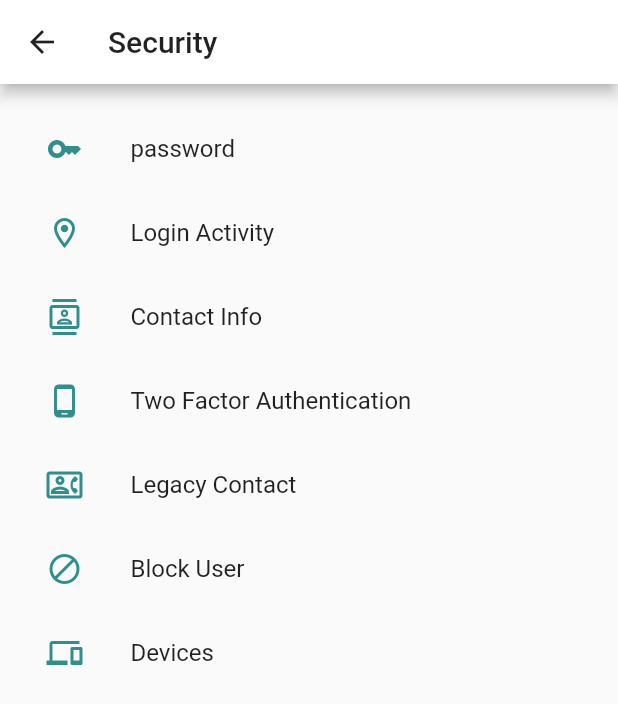
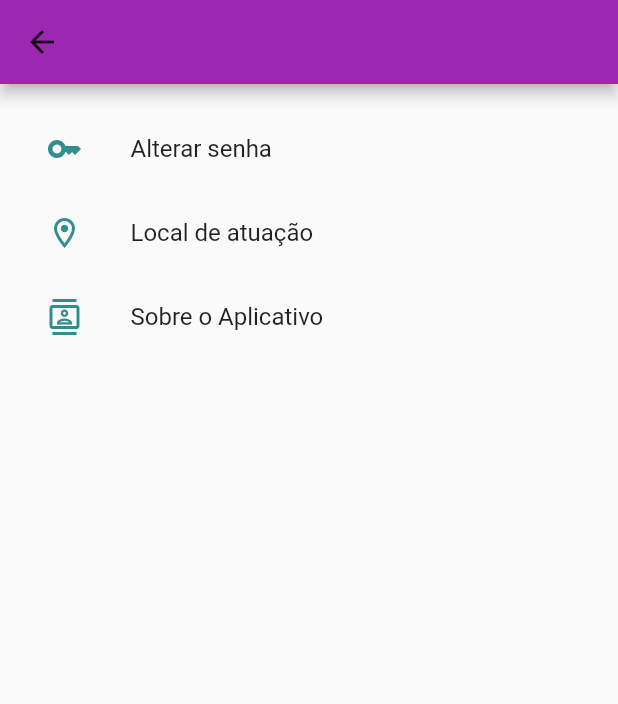
Before and after one commit to babylyTCC/babyly, a Flutter app: the Security screen opened directly, on a phone screen of 412 x 824 dp. Shown: the top 704 px of the screen. Run offline on Flutter 3.47's test engine with Material 2 defaults, Android fonts, the phone set to English and light mode, and no system bars; our stand-ins replace animated_splash_screen, cloud_firestore, firebase_auth, firebase_core, flutter_profile_picture, fluttertoast and 4 more; missing offline and left inert: mdi; accounts and stored records are empty.

Commit message:
paleta de cores babysitter's side corrigida

```diff
--- a/lib/screens/babysitterScreens/chat_selection_babysitter.dart
+++ b/lib/screens/babysitterScreens/chat_selection_babysitter.dart
@@ -29,6 +29,7 @@ class ChatSelectionBBScreen extends StatelessWidget {
     return Scaffold(
       appBar: AppBar(
         title: Text(''),
+        backgroundColor: Colors.purple,
       ),
       body: ListView.builder(
         itemCount: chats.length,
@@ -77,6 +78,7 @@ class _ChatScreenState extends State<ChatScreen> {
     return Scaffold(
       appBar: AppBar(
         title: Text(widget.chat.name),
+        backgroundColor: Colors.purple,
       ),
       body: Column(
         children: <Widget>[
--- a/lib/screens/babysitterScreens/home_babysitter.dart
+++ b/lib/screens/babysitterScreens/home_babysitter.dart
@@ -15,6 +15,7 @@ class BabysitterApp extends StatelessWidget {
   Widget build(BuildContext context) {
     return MaterialApp(
       title: '',
+      color: Colors.purple,
       theme: ThemeData(
         primarySwatch: Colors.purple,
       ),
@@ -57,6 +58,7 @@ class ChildListScreen extends StatelessWidget {
     return Scaffold(
       appBar: AppBar(
         title: Text(''),
+        backgroundColor: Colors.purple,
       ),
       drawer: NavigationDrawer(),
       body: ListView.builder(
--- a/lib/screens/settings_screen.dart
+++ b/lib/screens/settings_screen.dart
@@ -13,12 +13,12 @@ class _SecurityState extends State<Security> {
   Widget build(BuildContext context) {
     return Scaffold(
       appBar: AppBar(
-        backgroundColor: Colors.white,
+        backgroundColor: Colors.purple,
         iconTheme: const IconThemeData(
           color: Colors.black87, //change your color here
         ),
         title: const Text(
-          "Security",
+          "",
           style: TextStyle(color: Colors.black87),
         ),
       ),
@@ -27,25 +27,26 @@ class _SecurityState extends State<Security> {
         padding: const EdgeInsets.all(15.0),
         child: ListView(
           children: [
-            MenuItems(icon: Icons.key_outlined, text: "password", ontap: () {}),
+            MenuItems(
+                icon: Icons.key_outlined, text: "Alterar senha", ontap: () {}),
             MenuItems(
                 icon: Icons.location_on_outlined,
-                text: "Login Activity",
+                text: "Local de atuação",
                 ontap: () {}),
             MenuItems(
                 icon: Icons.contacts_outlined,
-                text: "Contact Info",
+                text: "Sobre o Aplicativo",
                 ontap: () {}),
-            MenuItems(
-                icon: Icons.phone_android_outlined,
-                text: "Two Factor Authentication",
-                ontap: () {}),
-            MenuItems(
-                icon: Icons.quick_contacts_dialer_outlined,
-                text: "Legacy Contact",
-                ontap: () {}),
-            MenuItems(icon: Icons.block, text: "Block User", ontap: () {}),
-            MenuItems(icon: Icons.devices, text: "Devices", ontap: () {}),
+            // MenuItems(
+            //     icon: Icons.phone_android_outlined,
+            //     text: "Two Factor Authentication",
+            //     ontap: () {}),
+            // MenuItems(
+            //     icon: Icons.quick_contacts_dialer_outlined,
+            //     text: "Legacy Contact",
+            //     ontap: () {}),
+            // MenuItems(icon: Icons.block, text: "Block User", ontap: () {}),
+            // MenuItems(icon: Icons.devices, text: "Devices", ontap: () {}),
           ],
         ),
       ),
```
Also changed, not shown: lib/screens/clientScreens/profile_screen.dart (+5 -2 lines).
